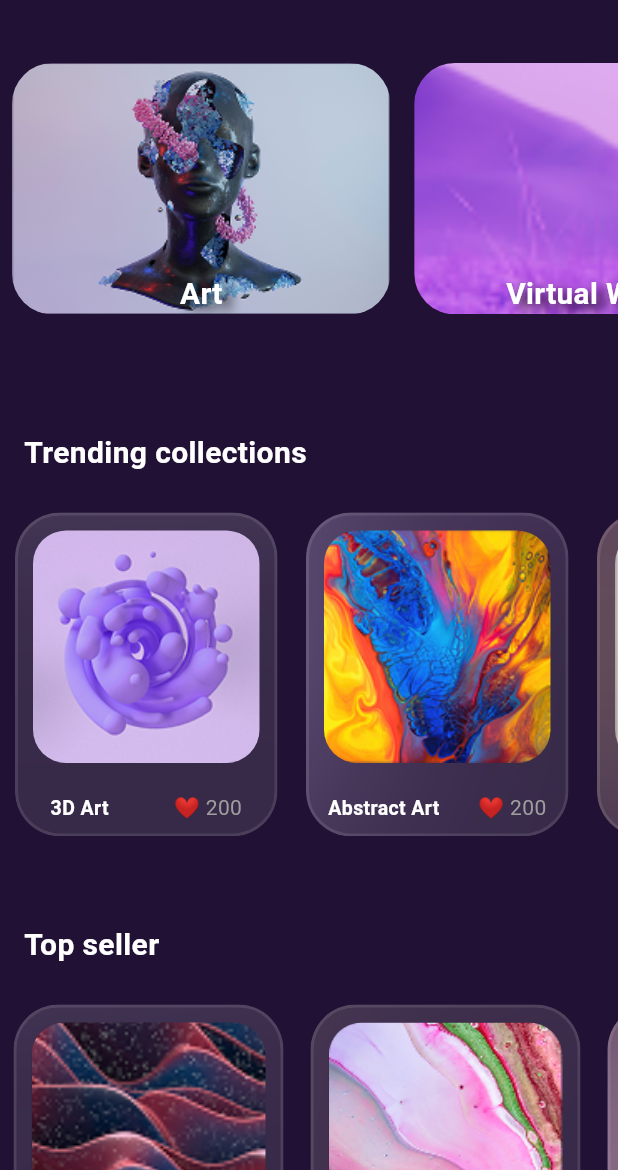
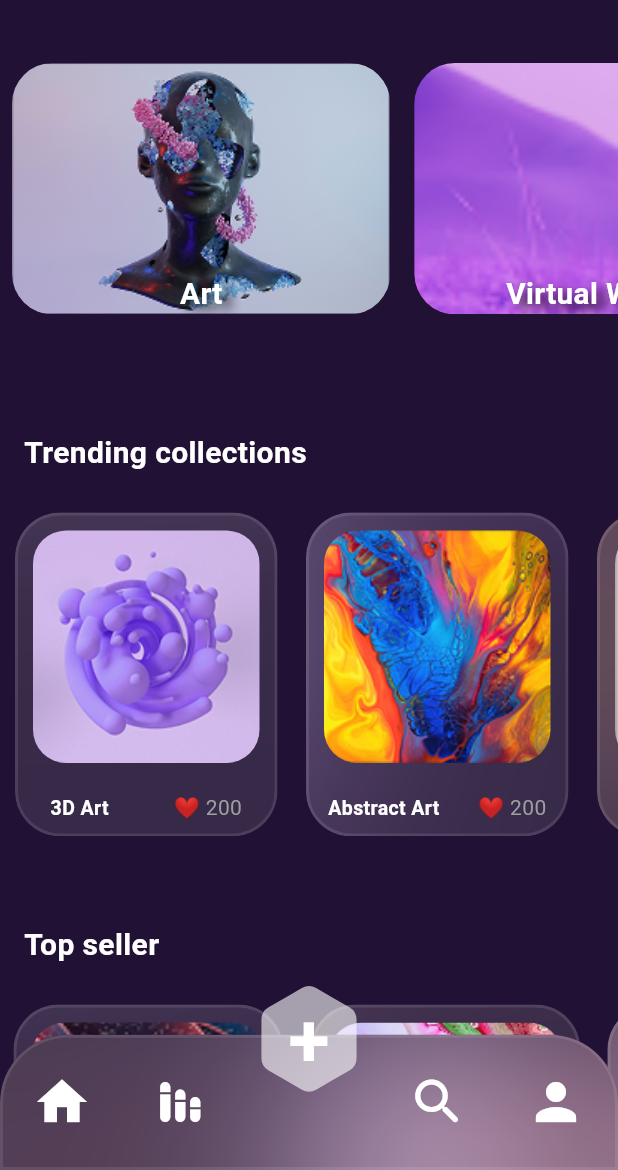
Before and after one commit to mohamed137m/NftMarketplaceApp, a Flutter app: the HomeScreen screen opened by its route, on a phone screen of 412 x 824 dp, the part 66-1236 px from its top. Run offline on Flutter 3.47's test engine with Material 3 defaults, Android fonts, the light colour scheme and no system bars; missing offline and left inert: crypto_font_icons.

Commit message:
bottomNavigationBar

```diff
--- a/lib/Presentation/home/home_screen.dart
+++ b/lib/Presentation/home/home_screen.dart
@@ -1,3 +1,5 @@
+import 'dart:ui';
+
 import 'package:flutter/material.dart';
 import 'package:nft_marketplace/core/resources/Strings_title.dart';
 import 'package:nft_marketplace/core/resources/colors_value.dart';
@@ -13,7 +15,9 @@ class HomeScreen extends StatelessWidget {
 
   @override
   Widget build(BuildContext context) {
+    double WidthScreen = MediaQuery.of(context).size.width;
     return Scaffold(
+      extendBody: true,
       appBar: AppBar(
         backgroundColor: Colors.transparent,
         centerTitle: true,
@@ -32,7 +36,108 @@ class HomeScreen extends StatelessWidget {
           ),
         ),
       ),
+
+      bottomNavigationBar: SizedBox(
+        height: 122.52592468261719,
+        child: Stack(
+          alignment: Alignment.center,
+          children: [
+            Positioned(
+              bottom: 0,
+              child: ClipRRect(
+                borderRadius: BorderRadius.only(
+                  topLeft: Radius.circular(45.05),
+                  topRight: Radius.circular(45.05),
+                ),
+                child: BackdropFilter(
+                  filter: ImageFilter.blur(sigmaX: 72.07, sigmaY: 72.07),
+                  child: GestureDetector(
+                    onTap: () {},
+                    child: Container(
+                      width: WidthScreen,
+                      height: 90.09259033203125,
+                      decoration: BoxDecoration(
+                        border: Border.all(
+                          color: Colors.white.withValues(alpha: 0.1),
+                          width: 2,
+                        ),
+                        borderRadius: BorderRadius.only(
+                          topLeft: Radius.circular(45.05),
+                          topRight: Radius.circular(45.05),
+                        ),
+                        color: Colors.white.withValues(alpha: 0.1),
+                      ),
+                      child: Row(
+                        mainAxisAlignment: MainAxisAlignment.spaceAround,
+                        children: [
+                          IconButton(
+                            onPressed: () {},
+                            icon: Icon(
+                              Icons.home,
+                              color: ColorsValue.kWhiteColor,
+                              size: 40,
+                            ),
+                          ),
+                          IconButton(
+                            onPressed: () {},
+                            icon: Icon(
+                              Icons.stacked_bar_chart_rounded,
+                              color: ColorsValue.kWhiteColor,
+                              size: 40,
+                            ),
+                          ),
+                          SizedBox(width: 70.27222442626953),
+                          IconButton(
+                            onPressed: () {},
+                            icon: Icon(
+                              Icons.search_rounded,
+                              color: ColorsValue.kWhiteColor,
+                              size: 40,
+                            ),
+                          ),
+                          IconButton(
+                            onPressed: () {},
+                            icon: Icon(
+                              Icons.person,
+                              color: ColorsValue.kWhiteColor,
+                              size: 40,
+                            ),
+                          ),
+                        ],
+                      ),
+                    ),
+                  ),
+                ),
+              ),
+            ),
+            Positioned(
+              top: 0,
+              child: GestureDetector(
+                onTap: () {},
+                child: Container(
+                  alignment: Alignment.center,
+                  width: 70.27222442626953,
+                  height: 70.27222442626953,
+                  decoration: ShapeDecoration(
+                    shape: StarBorder.polygon(sides: 6, pointRounding: .3),
+                    color: ColorsValue.kWhiteColor.withValues(alpha: 0.6),
+                  ),
+                  child: Text(
+                    '+',
+                    style: TextStyle(
+                      color: ColorsValue.kWhiteColor,
+                      fontSize: 50,
+                      fontWeight: FontWeight.bold,
+                    ),
+                  ),
+                ),
+              ),
+            ),
+          ],
+        ),
+      ),
       backgroundColor: ColorsValue.kPrimaryColor,
+
       body: ListView(
         children: [
           const SizedBox(height: 30),
@@ -76,6 +181,7 @@ class HomeScreen extends StatelessWidget {
               },
             ),
           ),
+          SizedBox(height: 9),
         ],
       ),
     );
```
